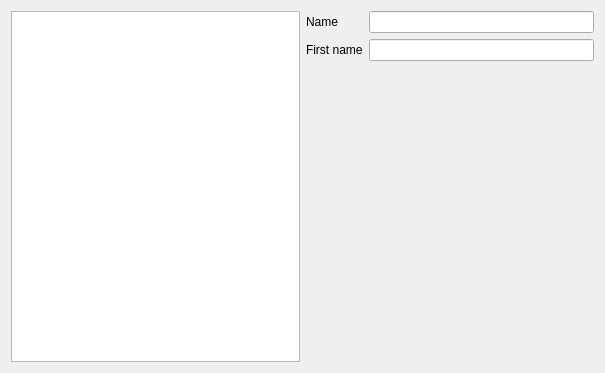
First picture: the form in formpacientssheets.ui, repository iMhack/ChersClients, before the edit.
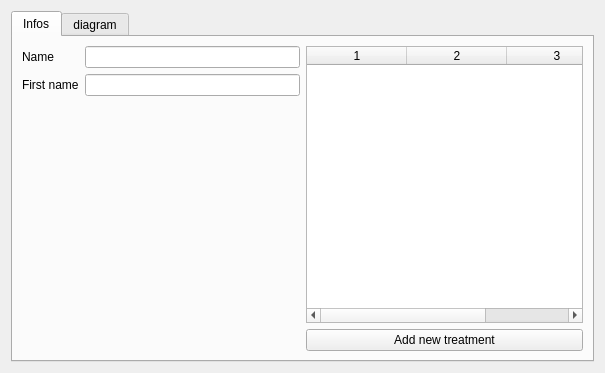
Second picture: the form after the edit.

Diff of the .ui file:
```diff
--- a/formpacientssheets.ui
+++ b/formpacientssheets.ui
@@ -15,8 +15,15 @@
   </property>
   <layout class="QHBoxLayout" name="horizontalLayout">
    <item>
-    <widget class="QGraphicsView" name="graphicsView"/>
-   </item>
+    <widget class="QTabWidget" name="tabWidget">
+     <property name="currentIndex">
+      <number>0</number>
+     </property>
+     <widget class="QWidget" name="tab">
+      <attribute name="title">
+       <string>Infos</string>
+      </attribute>
+      <layout class="QHBoxLayout" name="horizontalLayout_3">
    <item>
     <layout class="QFormLayout" name="formLayout">
      <item row="0" column="0">
@@ -40,6 +47,48 @@
       <widget class="QLineEdit" name="firstNameLineEdit"/>
      </item>
     </layout>
+       </item>
+       <item>
+        <layout class="QVBoxLayout" name="verticalLayout">
+         <item>
+          <widget class="QTableWidget" name="tableWidget">
+           <property name="rowCount">
+            <number>0</number>
+           </property>
+           <property name="columnCount">
+            <number>3</number>
+           </property>
+           <column/>
+           <column/>
+           <column/>
+          </widget>
+         </item>
+         <item>
+          <layout class="QHBoxLayout" name="horizontalLayout_4">
+           <item>
+            <widget class="QPushButton" name="pushButton">
+             <property name="text">
+              <string>Add new treatment</string>
+             </property>
+            </widget>
+           </item>
+          </layout>
+         </item>
+        </layout>
+       </item>
+      </layout>
+     </widget>
+     <widget class="QWidget" name="tab_2">
+      <attribute name="title">
+       <string>diagram</string>
+      </attribute>
+      <layout class="QHBoxLayout" name="horizontalLayout_2">
+       <item>
+        <widget class="QGraphicsView" name="graphicsView"/>
+       </item>
+      </layout>
+     </widget>
+    </widget>
    </item>
   </layout>
  </widget>
```
Lines whose indentation alone changed are shown as unchanged.
